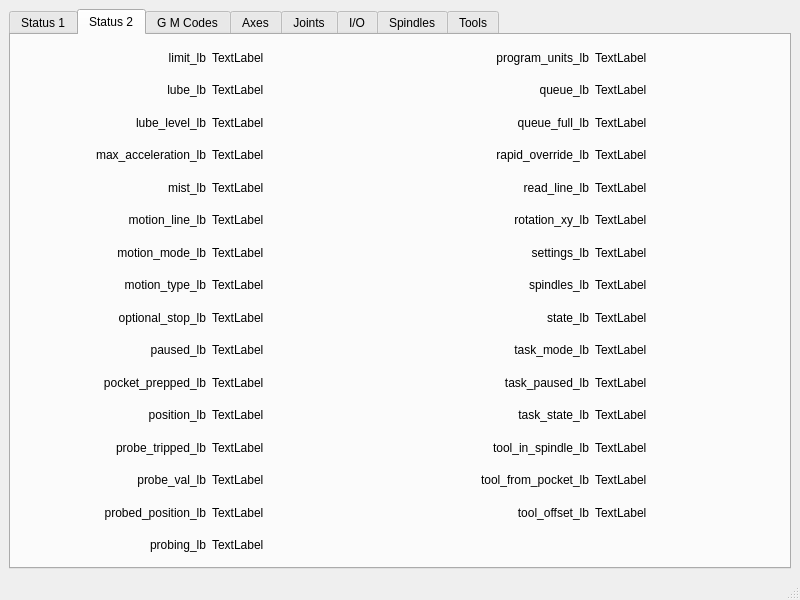
The window that examples/features/status/status.ui (jethornton/flexgui) describes before a commit, drawn with Qt 5.
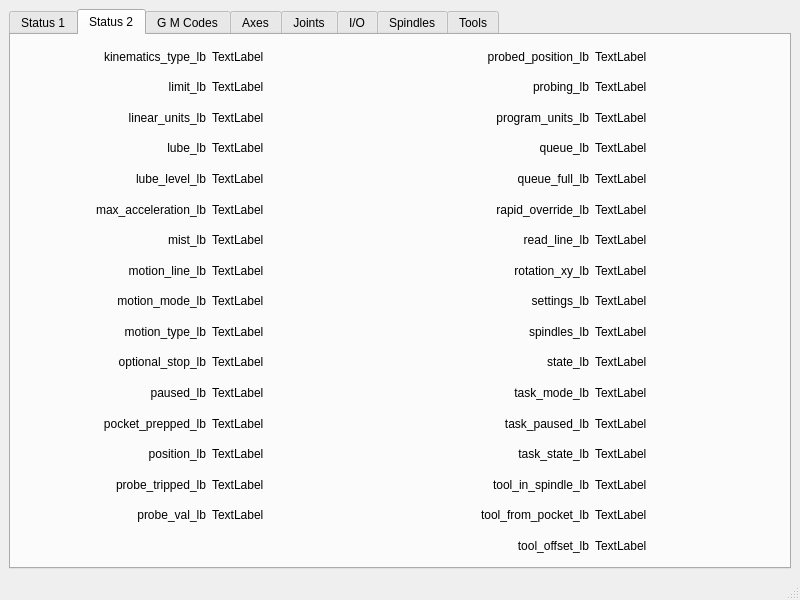
The same window after the commit. The open tabs and pages were chosen to show the change.

Commit message: fix status labels

Diff of the .ui file:
```diff
--- a/examples/features/status/status.ui
+++ b/examples/features/status/status.ui
@@ -412,65 +412,7 @@
         <item row="12" column="2">
          <widget class="QLabel" name="label_29">
           <property name="text">
-           <string>interpreter_errcode_lb</string>
-          </property>
-          <property name="alignment">
-           <set>Qt::AlignRight|Qt::AlignTrailing|Qt::AlignVCenter</set>
-          </property>
-         </widget>
-        </item>
-        <item row="7" column="1">
-         <widget class="QLabel" name="command_lb">
-          <property name="text">
-           <string>TextLabel</string>
-          </property>
-         </widget>
-        </item>
-        <item row="8" column="2">
-         <widget class="QLabel" name="label_25">
-          <property name="text">
-           <string>ini_filename_lb</string>
-          </property>
-          <property name="alignment">
-           <set>Qt::AlignRight|Qt::AlignTrailing|Qt::AlignVCenter</set>
-          </property>
-         </widget>
-        </item>
-        <item row="3" column="0">
-         <widget class="QLabel" name="label_9">
-          <property name="text">
-           <string>angular_units_lb</string>
-          </property>
-          <property name="alignment">
-           <set>Qt::AlignRight|Qt::AlignTrailing|Qt::AlignVCenter</set>
-          </property>
-         </widget>
-        </item>
-        <item row="9" column="1">
-         <widget class="QLabel" name="current_vel_lb">
-          <property name="text">
-           <string>TextLabel</string>
-          </property>
-         </widget>
-        </item>
-        <item row="1" column="1">
-         <widget class="QLabel" name="active_queue_lb">
-          <property name="text">
-           <string>TextLabel</string>
-          </property>
-         </widget>
-        </item>
-        <item row="16" column="3">
-         <widget class="QLabel" name="linear_units_lb">
-          <property name="text">
-           <string>TextLabel</string>
-          </property>
-         </widget>
-        </item>
-        <item row="16" column="2">
-         <widget class="QLabel" name="label_16">
-          <property name="text">
-           <string>linear_units_lb</string>
+           <string>acceleration_lb</string>
           </property>
           <property name="alignment">
            <set>Qt::AlignRight|Qt::AlignTrailing|Qt::AlignVCenter</set>
@@ -546,7 +488,7 @@
          </widget>
         </item>
         <item row="15" column="3">
-         <widget class="QLabel" name="kinematics_type_lb">
+         <widget class="QLabel" name="joint_actual_position_lb">
           <property name="text">
            <string>TextLabel</string>
           </property>
@@ -576,45 +518,28 @@
         <string>Status 2</string>
        </attribute>
        <layout class="QGridLayout" name="gridLayout_2">
-        <item row="6" column="3">
-         <widget class="QLabel" name="settings_lb">
-          <property name="text">
-           <string>TextLabel</string>
-          </property>
-         </widget>
-        </item>
-        <item row="8" column="1">
+        <item row="10" column="1">
          <widget class="QLabel" name="optional_stop_lb">
           <property name="text">
            <string>TextLabel</string>
           </property>
          </widget>
         </item>
-        <item row="14" column="3">
-         <widget class="QLabel" name="tool_offset_lb">
+        <item row="8" column="3">
+         <widget class="QLabel" name="settings_lb">
           <property name="text">
            <string>TextLabel</string>
           </property>
          </widget>
         </item>
-        <item row="9" column="3">
-         <widget class="QLabel" name="task_mode_lb">
+        <item row="8" column="1">
+         <widget class="QLabel" name="motion_mode_lb">
           <property name="text">
            <string>TextLabel</string>
           </property>
          </widget>
         </item>
-        <item row="4" column="2">
-         <widget class="QLabel" name="label_55">
-          <property name="text">
-           <string>read_line_lb</string>
-          </property>
-          <property name="alignment">
-           <set>Qt::AlignRight|Qt::AlignTrailing|Qt::AlignVCenter</set>
-          </property>
-         </widget>
-        </item>
-        <item row="8" column="2">
+        <item row="10" column="2">
          <widget class="QLabel" name="label_59">
           <property name="text">
            <string>state_lb</string>
@@ -624,14 +549,31 @@
           </property>
          </widget>
         </item>
-        <item row="6" column="1">
-         <widget class="QLabel" name="motion_mode_lb">
+        <item row="6" column="2">
+         <widget class="QLabel" name="label_55">
           <property name="text">
+           <string>read_line_lb</string>
+          </property>
+          <property name="alignment">
+           <set>Qt::AlignRight|Qt::AlignTrailing|Qt::AlignVCenter</set>
+          </property>
+         </widget>
+        </item>
+        <item row="16" column="3">
+         <widget class="QLabel" name="tool_offset_lb">
+          <property name="text">
            <string>TextLabel</string>
           </property>
          </widget>
         </item>
-        <item row="13" column="2">
+        <item row="11" column="3">
+         <widget class="QLabel" name="task_mode_lb">
+          <property name="text">
+           <string>TextLabel</string>
+          </property>
+         </widget>
+        </item>
+        <item row="15" column="2">
          <widget class="QLabel" name="label_75">
           <property name="text">
            <string>tool_from_pocket_lb</string>
@@ -641,14 +583,14 @@
           </property>
          </widget>
         </item>
-        <item row="12" column="3">
+        <item row="14" column="3">
          <widget class="QLabel" name="tool_in_spindle_lb">
           <property name="text">
            <string>TextLabel</string>
           </property>
          </widget>
         </item>
-        <item row="9" column="2">
+        <item row="11" column="2">
          <widget class="QLabel" name="label_60">
           <property name="text">
            <string>task_mode_lb</string>
@@ -658,17 +600,7 @@
           </property>
          </widget>
         </item>
-        <item row="3" column="0">
-         <widget class="QLabel" name="label_31">
-          <property name="text">
-           <string>max_acceleration_lb</string>
-          </property>
-          <property name="alignment">
-           <set>Qt::AlignRight|Qt::AlignTrailing|Qt::AlignVCenter</set>
-          </property>
-         </widget>
-        </item>
-        <item row="7" column="0">
+        <item row="9" column="0">
          <widget class="QLabel" name="label_36">
           <property name="text">
            <string>motion_type_lb</string>
@@ -678,14 +610,24 @@
           </property>
          </widget>
         </item>
-        <item row="2" column="3">
+        <item row="5" column="0">
+         <widget class="QLabel" name="label_31">
+          <property name="text">
+           <string>max_acceleration_lb</string>
+          </property>
+          <property name="alignment">
+           <set>Qt::AlignRight|Qt::AlignTrailing|Qt::AlignVCenter</set>
+          </property>
+         </widget>
+        </item>
+        <item row="4" column="3">
          <widget class="QLabel" name="queue_full_lb">
           <property name="text">
            <string>TextLabel</string>
           </property>
          </widget>
         </item>
-        <item row="5" column="0">
+        <item row="7" column="0">
          <widget class="QLabel" name="label_34">
           <property name="text">
            <string>motion_line_lb</string>
@@ -695,7 +637,7 @@
           </property>
          </widget>
         </item>
-        <item row="13" column="0">
+        <item row="15" column="0">
          <widget class="QLabel" name="label_41">
           <property name="text">
            <string>probe_val_lb</string>
@@ -705,14 +647,14 @@
           </property>
          </widget>
         </item>
-        <item row="9" column="1">
+        <item row="11" column="1">
          <widget class="QLabel" name="paused_lb">
           <property name="text">
            <string>TextLabel</string>
           </property>
          </widget>
         </item>
-        <item row="11" column="0">
+        <item row="13" column="0">
          <widget class="QLabel" name="label_79">
           <property name="text">
            <string>position_lb</string>
@@ -722,7 +664,7 @@
           </property>
          </widget>
         </item>
-        <item row="2" column="2">
+        <item row="4" column="2">
          <widget class="QLabel" name="label_53">
           <property name="text">
            <string>queue_full_lb</string>
@@ -732,7 +674,7 @@
           </property>
          </widget>
         </item>
-        <item row="10" column="2">
+        <item row="12" column="2">
          <widget class="QLabel" name="label_72">
           <property name="text">
            <string>task_paused_lb</string>
@@ -742,7 +684,7 @@
           </property>
          </widget>
         </item>
-        <item row="12" column="0">
+        <item row="14" column="0">
          <widget class="QLabel" name="label_71">
           <property name="text">
            <string>probe_tripped_lb</string>
@@ -752,17 +694,7 @@
           </property>
          </widget>
         </item>
-        <item row="3" column="2">
-         <widget class="QLabel" name="label_54">
-          <property name="text">
-           <string>rapid_override_lb</string>
-          </property>
-          <property name="alignment">
-           <set>Qt::AlignRight|Qt::AlignTrailing|Qt::AlignVCenter</set>
-          </property>
-         </widget>
-        </item>
-        <item row="8" column="0">
+        <item row="10" column="0">
          <widget class="QLabel" name="label_37">
           <property name="text">
            <string>optional_stop_lb</string>
@@ -772,17 +704,17 @@
           </property>
          </widget>
         </item>
-        <item row="14" column="0">
-         <widget class="QLabel" name="label_44">
+        <item row="5" column="2">
+         <widget class="QLabel" name="label_54">
           <property name="text">
-           <string>probed_position_lb</string>
+           <string>rapid_override_lb</string>
           </property>
           <property name="alignment">
            <set>Qt::AlignRight|Qt::AlignTrailing|Qt::AlignVCenter</set>
           </property>
          </widget>
         </item>
-        <item row="6" column="0">
+        <item row="8" column="0">
          <widget class="QLabel" name="label_35">
           <property name="text">
            <string>motion_mode_lb</string>
@@ -792,7 +724,7 @@
           </property>
          </widget>
         </item>
-        <item row="1" column="2">
+        <item row="3" column="2">
          <widget class="QLabel" name="label_39">
           <property name="text">
            <string>queue_lb</string>
@@ -802,31 +734,21 @@
           </property>
          </widget>
         </item>
-        <item row="3" column="1">
+        <item row="5" column="1">
          <widget class="QLabel" name="max_acceleration_lb">
           <property name="text">
            <string>TextLabel</string>
           </property>
          </widget>
         </item>
-        <item row="15" column="0">
-         <widget class="QLabel" name="label_42">
-          <property name="text">
-           <string>probing_lb</string>
-          </property>
-          <property name="alignment">
-           <set>Qt::AlignRight|Qt::AlignTrailing|Qt::AlignVCenter</set>
-          </property>
-         </widget>
-        </item>
-        <item row="3" column="3">
+        <item row="5" column="3">
          <widget class="QLabel" name="rapid_override_lb">
           <property name="text">
            <string>TextLabel</string>
           </property>
          </widget>
         </item>
-        <item row="2" column="0">
+        <item row="4" column="0">
          <widget class="QLabel" name="label_30">
           <property name="text">
            <string>lube_level_lb</string>
@@ -836,21 +758,21 @@
           </property>
          </widget>
         </item>
-        <item row="10" column="3">
+        <item row="12" column="3">
          <widget class="QLabel" name="task_paused_lb">
           <property name="text">
            <string>TextLabel</string>
           </property>
          </widget>
         </item>
-        <item row="1" column="3">
+        <item row="3" column="3">
          <widget class="QLabel" name="queue_lb">
           <property name="text">
            <string>TextLabel</string>
           </property>
          </widget>
         </item>
-        <item row="1" column="0">
+        <item row="3" column="0">
          <widget class="QLabel" name="label_24">
           <property name="text">
            <string>lube_lb</string>
@@ -860,7 +782,17 @@
           </property>
          </widget>
         </item>
-        <item row="9" column="0">
+        <item row="0" column="0">
+         <widget class="QLabel" name="label_104">
+          <property name="text">
+           <string>kinematics_type_lb</string>
+          </property>
+          <property name="alignment">
+           <set>Qt::AlignRight|Qt::AlignTrailing|Qt::AlignVCenter</set>
+          </property>
+         </widget>
+        </item>
+        <item row="11" column="0">
          <widget class="QLabel" name="label_69">
           <property name="text">
            <string>paused_lb</string>
@@ -870,28 +802,35 @@
           </property>
          </widget>
         </item>
-        <item row="12" column="1">
-         <widget class="QLabel" name="probe_tripped_lb">
+        <item row="2" column="3">
+         <widget class="QLabel" name="program_units_lb">
           <property name="text">
            <string>TextLabel</string>
           </property>
          </widget>
         </item>
-        <item row="10" column="1">
+        <item row="12" column="1">
          <widget class="QLabel" name="pocket_prepped_lb">
           <property name="text">
            <string>TextLabel</string>
           </property>
          </widget>
         </item>
-        <item row="5" column="3">
+        <item row="14" column="1">
+         <widget class="QLabel" name="probe_tripped_lb">
+          <property name="text">
+           <string>TextLabel</string>
+          </property>
+         </widget>
+        </item>
+        <item row="7" column="3">
          <widget class="QLabel" name="rotation_xy_lb">
           <property name="text">
            <string>TextLabel</string>
           </property>
          </widget>
         </item>
-        <item row="14" column="2">
+        <item row="16" column="2">
          <widget class="QLabel" name="label_76">
           <property name="text">
            <string>tool_offset_lb</string>
@@ -901,7 +840,7 @@
           </property>
          </widget>
         </item>
-        <item row="12" column="2">
+        <item row="14" column="2">
          <widget class="QLabel" name="label_74">
           <property name="text">
            <string>tool_in_spindle_lb</string>
@@ -911,7 +850,7 @@
           </property>
          </widget>
         </item>
-        <item row="7" column="2">
+        <item row="9" column="2">
          <widget class="QLabel" name="label_58">
           <property name="text">
            <string>spindles_lb</string>
@@ -921,14 +860,14 @@
           </property>
          </widget>
         </item>
-        <item row="4" column="1">
+        <item row="6" column="1">
          <widget class="QLabel" name="mist_lb">
           <property name="text">
            <string>TextLabel</string>
           </property>
          </widget>
         </item>
-        <item row="10" column="0">
+        <item row="12" column="0">
          <widget class="QLabel" name="label_70">
           <property name="text">
            <string>pocket_prepped_lb</string>
@@ -938,7 +877,17 @@
           </property>
          </widget>
         </item>
-        <item row="5" column="2">
+        <item row="2" column="2">
+         <widget class="QLabel" name="label_78">
+          <property name="text">
+           <string>program_units_lb</string>
+          </property>
+          <property name="alignment">
+           <set>Qt::AlignRight|Qt::AlignTrailing|Qt::AlignVCenter</set>
+          </property>
+         </widget>
+        </item>
+        <item row="7" column="2">
          <widget class="QLabel" name="label_56">
           <property name="text">
            <string>rotation_xy_lb</string>
@@ -948,35 +897,45 @@
           </property>
          </widget>
         </item>
-        <item row="13" column="3">
+        <item row="15" column="3">
          <widget class="QLabel" name="tool_from_pocket_lb">
           <property name="text">
            <string>TextLabel</string>
           </property>
          </widget>
         </item>
-        <item row="2" column="1">
+        <item row="4" column="1">
          <widget class="QLabel" name="lube_level_lb">
           <property name="text">
            <string>TextLabel</string>
           </property>
          </widget>
         </item>
-        <item row="7" column="1">
+        <item row="2" column="0">
+         <widget class="QLabel" name="label_101">
+          <property name="text">
+           <string>linear_units_lb</string>
+          </property>
+          <property name="alignment">
+           <set>Qt::AlignRight|Qt::AlignTrailing|Qt::AlignVCenter</set>
+          </property>
+         </widget>
+        </item>
+        <item row="9" column="1">
          <widget class="QLabel" name="motion_type_lb">
           <property name="text">
            <string>TextLabel</string>
           </property>
          </widget>
         </item>
-        <item row="13" column="1">
+        <item row="15" column="1">
          <widget class="QLabel" name="probe_val_lb">
           <property name="text">
            <string>TextLabel</string>
           </property>
          </widget>
         </item>
-        <item row="11" column="2">
+        <item row="13" column="2">
          <widget class="QLabel" name="label_73">
           <property name="text">
            <string>task_state_lb</string>
@@ -986,21 +945,21 @@
           </property>
          </widget>
         </item>
-        <item row="5" column="1">
+        <item row="7" column="1">
          <widget class="QLabel" name="motion_line_lb">
           <property name="text">
            <string>TextLabel</string>
           </property>
          </widget>
         </item>
-        <item row="8" column="3">
+        <item row="10" column="3">
          <widget class="QLabel" name="state_lb">
           <property name="text">
            <string>TextLabel</string>
           </property>
          </widget>
         </item>
-        <item row="6" column="2">
+        <item row="8" column="2">
          <widget class="QLabel" name="label_57">
           <property name="text">
            <string>settings_lb</string>
@@ -1010,49 +969,42 @@
           </property>
          </widget>
         </item>
-        <item row="14" column="1">
-         <widget class="QLabel" name="probed_position_lb">
-          <property name="text">
-           <string>TextLabel</string>
-          </property>
-         </widget>
-        </item>
-        <item row="4" column="3">
+        <item row="6" column="3">
          <widget class="QLabel" name="read_line_lb">
           <property name="text">
            <string>TextLabel</string>
           </property>
          </widget>
         </item>
-        <item row="7" column="3">
+        <item row="9" column="3">
          <widget class="QLabel" name="spindles_lb">
           <property name="text">
            <string>TextLabel</string>
           </property>
          </widget>
         </item>
-        <item row="11" column="1">
+        <item row="13" column="1">
          <widget class="QLabel" name="position_lb">
           <property name="text">
            <string>TextLabel</string>
           </property>
          </widget>
         </item>
-        <item row="1" column="1">
+        <item row="2" column="1">
+         <widget class="QLabel" name="linear_units_lb">
+          <property name="text">
+           <string>TextLabel</string>
+          </property>
+         </widget>
+        </item>
+        <item row="3" column="1">
          <widget class="QLabel" name="lube_lb">
           <property name="text">
            <string>TextLabel</string>
           </property>
          </widget>
         </item>
-        <item row="15" column="1">
-         <widget class="QLabel" name="probing_lb">
-          <property name="text">
-           <string>TextLabel</string>
-          </property>
-         </widget>
-        </item>
-        <item row="4" column="0">
+        <item row="6" column="0">
          <widget class="QLabel" name="label_33">
           <property name="text">
            <string>mist_lb</string>
@@ -1062,15 +1014,15 @@
           </property>
          </widget>
         </item>
-        <item row="11" column="3">
+        <item row="13" column="3">
          <widget class="QLabel" name="task_state_lb">
           <property name="text">
            <string>TextLabel</string>
           </property>
          </widget>
         </item>
-        <item row="0" column="0">
-         <widget class="QLabel" name="label_101">
+        <item row="1" column="0">
+         <widget class="QLabel" name="label_105">
           <property name="text">
            <string>limit_lb</string>
           </property>
@@ -1079,30 +1031,54 @@
           </property>
          </widget>
         </item>
+        <item row="1" column="2">
+         <widget class="QLabel" name="label_42">
+          <property name="text">
+           <string>probing_lb</string>
+          </property>
+          <property name="alignment">
+           <set>Qt::AlignRight|Qt::AlignTrailing|Qt::AlignVCenter</set>
+          </property>
+         </widget>
+        </item>
+        <item row="1" column="3">
+         <widget class="QLabel" name="probing_lb">
+          <property name="text">
+           <string>TextLabel</string>
+          </property>
+         </widget>
+        </item>
+        <item row="0" column="2">
+         <widget class="QLabel" name="label_44">
+          <property name="text">
+           <string>probed_position_lb</string>
+          </property>
+          <property name="alignment">
+           <set>Qt::AlignRight|Qt::AlignTrailing|Qt::AlignVCenter</set>
+          </property>
+         </widget>
+        </item>
+        <item row="0" column="3">
+         <widget class="QLabel" name="probed_position_lb">
+          <property name="text">
+           <string>TextLabel</string>
+          </property>
+         </widget>
+        </item>
         <item row="0" column="1">
+         <widget class="QLabel" name="kinematics_type_lb">
+          <property name="text">
+           <string>TextLabel</string>
+          </property>
+         </widget>
+        </item>
+        <item row="1" column="1">
          <widget class="QLabel" name="limit_lb">
           <property name="text">
            <string>TextLabel</string>
           </property>
          </widget>
         </item>
-        <item row="0" column="2">
-         <widget class="QLabel" name="label_78">
-          <property name="text">
-           <string>program_units_lb</string>
-          </property>
-          <property name="alignment">
-           <set>Qt::AlignRight|Qt::AlignTrailing|Qt::AlignVCenter</set>
-          </property>
-         </widget>
-        </item>
-        <item row="0" column="3">
-         <widget class="QLabel" name="program_units_lb">
-          <property name="text">
-           <string>TextLabel</string>
-          </property>
-         </widget>
-        </item>
        </layout>
       </widget>
       <widget class="QWidget" name="tab_3">
```
Left out of the diff: 562 changed lines with no effect on the pictures. The commit also changes 3 other files.
